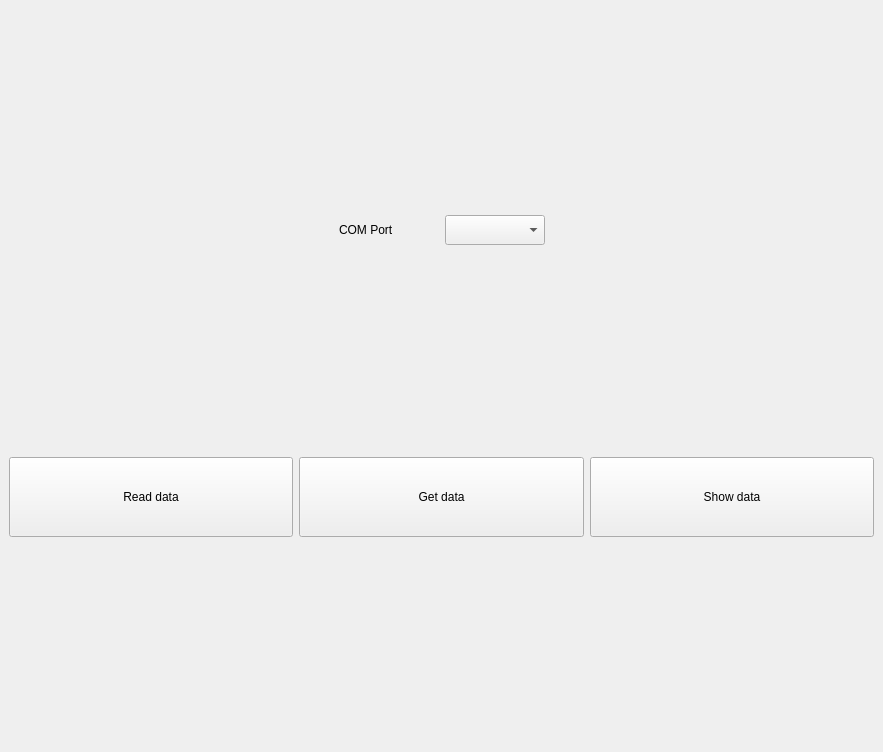
Above: ReadData.ui from BuslaySt/Helmholz-Polymagnit before the change. Below: the same form after it.
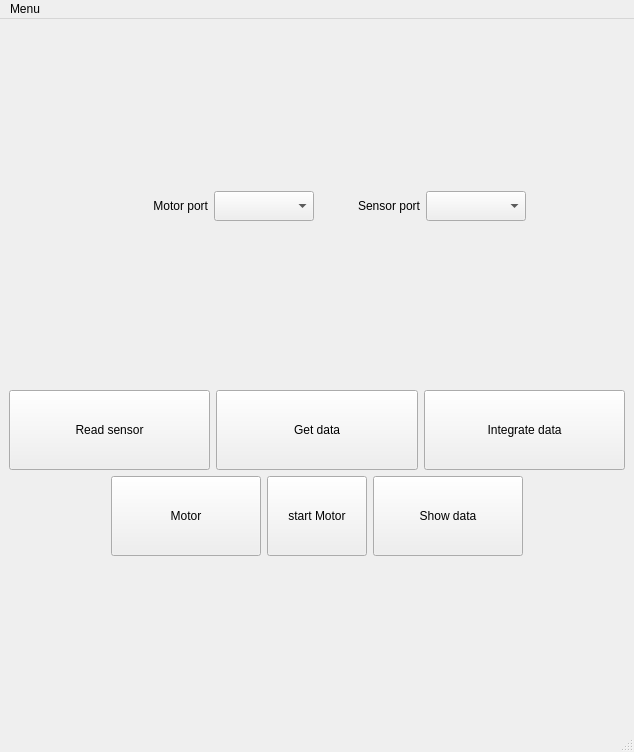
That is the form after the change.

What changed in the file:
```diff
--- a/ReadData.ui
+++ b/ReadData.ui
@@ -6,7 +6,7 @@
    <rect>
     <x>0</x>
     <y>0</y>
-    <width>883</width>
+    <width>634</width>
     <height>752</height>
    </rect>
   </property>
@@ -39,8 +39,11 @@
          </size>
         </property>
         <property name="text">
-         <string>COM Port</string>
+         <string>Motor port</string>
         </property>
+        <property name="alignment">
+         <set>Qt::AlignRight|Qt::AlignTrailing|Qt::AlignVCenter</set>
+        </property>
        </widget>
       </item>
       <item>
@@ -54,7 +57,33 @@
        </widget>
       </item>
       <item>
-       <spacer name="horizontalSpacer">
+       <widget class="QLabel" name="lbl_SensorPort">
+        <property name="minimumSize">
+         <size>
+          <width>100</width>
+          <height>30</height>
+         </size>
+        </property>
+        <property name="text">
+         <string>Sensor port</string>
+        </property>
+        <property name="alignment">
+         <set>Qt::AlignRight|Qt::AlignTrailing|Qt::AlignVCenter</set>
+        </property>
+       </widget>
+      </item>
+      <item>
+       <widget class="QComboBox" name="cBox_SensorPort">
+        <property name="minimumSize">
+         <size>
+          <width>100</width>
+          <height>30</height>
+         </size>
+        </property>
+       </widget>
+      </item>
+      <item>
+       <spacer name="hSpacer_2">
         <property name="orientation">
          <enum>Qt::Horizontal</enum>
         </property>
@@ -69,9 +98,11 @@
      </layout>
     </item>
     <item>
-     <layout class="QHBoxLayout" name="horizontalLayout_2">
+     <layout class="QVBoxLayout" name="Layout_2v">
       <item>
-       <widget class="QPushButton" name="pBtn1_Read">
+       <layout class="QHBoxLayout" name="hLayout_2_1">
+        <item>
+         <widget class="QPushButton" name="pBtn_Read">
         <property name="minimumSize">
          <size>
           <width>200</width>
@@ -79,12 +110,12 @@
          </size>
         </property>
         <property name="text">
-         <string>Read data</string>
+           <string>Read sensor</string>
         </property>
        </widget>
       </item>
       <item>
-       <widget class="QPushButton" name="pBtn2_Get">
+         <widget class="QPushButton" name="pBtn_Get">
         <property name="minimumSize">
          <size>
           <width>200</width>
@@ -97,10 +128,66 @@
        </widget>
       </item>
       <item>
-       <widget class="QPushButton" name="pBtn3_Show">
+         <widget class="QPushButton" name="pBtn_Int">
         <property name="minimumSize">
          <size>
           <width>200</width>
+            <height>80</height>
+           </size>
+          </property>
+          <property name="text">
+           <string>Integrate data</string>
+          </property>
+         </widget>
+        </item>
+       </layout>
+      </item>
+      <item>
+       <layout class="QHBoxLayout" name="hLayout_2_2">
+        <item>
+         <spacer name="horizontalSpacer_3">
+          <property name="orientation">
+           <enum>Qt::Horizontal</enum>
+          </property>
+          <property name="sizeHint" stdset="0">
+           <size>
+            <width>40</width>
+            <height>20</height>
+           </size>
+          </property>
+         </spacer>
+        </item>
+        <item>
+         <widget class="QPushButton" name="pBtn_Motor">
+          <property name="minimumSize">
+           <size>
+            <width>150</width>
+            <height>80</height>
+           </size>
+          </property>
+          <property name="text">
+           <string>Motor</string>
+          </property>
+         </widget>
+        </item>
+        <item>
+         <widget class="QPushButton" name="pBtn_MotorStart">
+          <property name="minimumSize">
+           <size>
+            <width>100</width>
+            <height>80</height>
+           </size>
+          </property>
+          <property name="text">
+           <string>start Motor</string>
+          </property>
+         </widget>
+        </item>
+        <item>
+         <widget class="QPushButton" name="pBtn_Show">
+          <property name="minimumSize">
+           <size>
+            <width>150</width>
           <height>80</height>
          </size>
         </property>
@@ -109,13 +196,45 @@
         </property>
        </widget>
       </item>
-     </layout>
-    </item>
+        <item>
+         <spacer name="horizontalSpacer_4">
+          <property name="orientation">
+           <enum>Qt::Horizontal</enum>
+          </property>
+          <property name="sizeHint" stdset="0">
+           <size>
+            <width>40</width>
+            <height>20</height>
+           </size>
+          </property>
+         </spacer>
+        </item>
+       </layout>
+      </item>
+     </layout>
+    </item>
     <item>
      <layout class="QHBoxLayout" name="hLayout"/>
     </item>
    </layout>
   </widget>
+  <widget class="QStatusBar" name="statusBar"/>
+  <widget class="QMenuBar" name="menuBar">
+   <property name="geometry">
+    <rect>
+     <x>0</x>
+     <y>0</y>
+     <width>634</width>
+     <height>21</height>
+    </rect>
+   </property>
+   <widget class="QMenu" name="menuMenu">
+    <property name="title">
+     <string>Menu</string>
+    </property>
+   </widget>
+   <addaction name="menuMenu"/>
+  </widget>
  </widget>
  <resources/>
  <connections/>
```
Left out of the diff: 10 changed lines with no effect on the pictures. Lines whose indentation alone changed are shown as unchanged.
